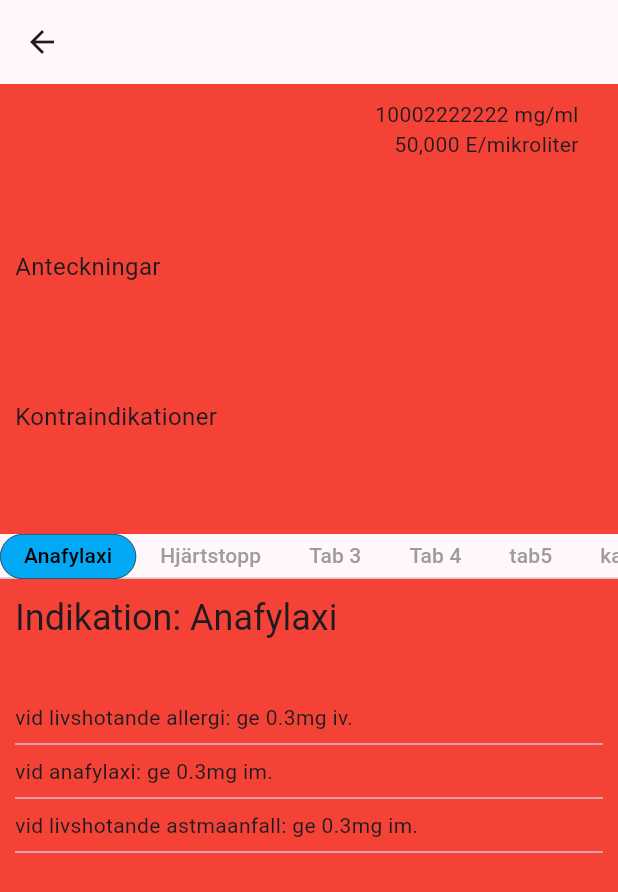
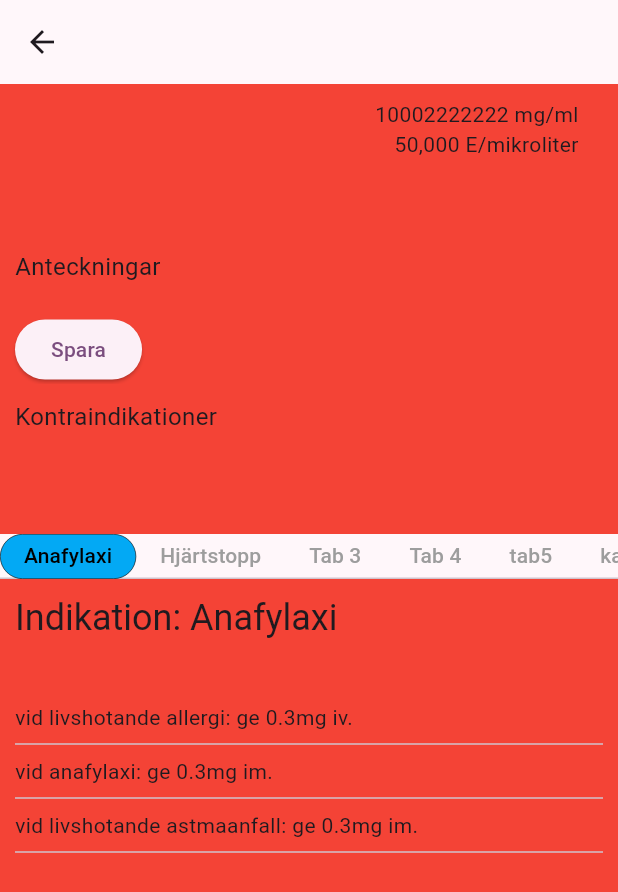
Before and after one commit to Dyu5mp8/hane, a Flutter app: the MedicationDetailView screen opened directly with empty values, on a phone screen of 412 x 824 dp. Shown: the top 892 px of the screen. Run offline on Flutter 3.47's test engine with Material 3 defaults, Android fonts, the phone set to English and light mode, and no system bars; our stand-ins replace cloud_firestore, firebase_core, google_fonts; missing offline and left inert: dart:ffi; accounts and stored records are empty.

Commit message:
Add provider dependency and update Medication class

```diff
--- a/lib/Views/medication_view/medication_detail_view/medication_detail_view.dart
+++ b/lib/Views/medication_view/medication_detail_view/medication_detail_view.dart
@@ -3,8 +3,7 @@ import 'package:flutter/material.dart';
 import 'package:hane/Views/medication_view/medication_detail_view/indicationBox.dart';
 import 'package:hane/Views/medication_view/medication_detail_view/indication_tab.dart';
 import 'package:hane/Views/medication_view/medication_detail_view/overviewBox.dart';
-
-
+import 'package:provider/provider.dart';
 class MedicationDetailView extends StatelessWidget {
   final Medication medication;
 
@@ -12,28 +11,24 @@ class MedicationDetailView extends StatelessWidget {
 
 
 
+
+
   @override
   Widget build(BuildContext context) {
-    print(medication.concentration);
-    print(medication.contraindication);
-
-    return Scaffold(
+     return ChangeNotifierProvider<Medication>.value(
+      value: medication,
+      child: Scaffold(
         appBar: AppBar(
-        title: Text(medication.name!),
+          title: Text(medication.name ?? 'Medication Details'),
         ),
         body: Column(
           children: <Widget>[
-          OverviewBox(
-            titleText: medication.name!,
-            categoryText: medication.category,
-            concentrationTextList: medication.concentration,
-            contraindicationText: medication.contraindication,
-            noteText: medication.notes),
+            OverviewBox(),
             IndicationTab(),
             IndicationBox(),
           ],
-      )
+        ),
+      ),
     );
   }
-
 }
--- a/lib/Views/medication_view/medication_detail_view/overviewBox.dart
+++ b/lib/Views/medication_view/medication_detail_view/overviewBox.dart
@@ -2,26 +2,13 @@ import 'dart:ffi';
 
 import 'package:flutter/material.dart';
 import 'package:hane/models/medication/medication.dart';
+import 'package:provider/provider.dart';
 
 class OverviewBox extends StatelessWidget {
 
-  final String titleText;
-  final String? categoryText;
-  final List<String>? concentrationTextList;
-  final String? contraindicationText;
-  final String? noteText;
 
-  OverviewBox({
-    super.key,
-    required this.titleText,
-    this.categoryText,
-    this.concentrationTextList,
-    this.contraindicationText,
-    this.noteText
+  Widget basicInfoRow(BuildContext context, Medication medication) {
 
-  });
-
-  Widget basicInfoRow(BuildContext context) {
         return Container(
           height: 100,
           width: MediaQuery.of(context).size.width,
@@ -34,8 +21,8 @@ class OverviewBox extends StatelessWidget {
                 child: Column(
                   crossAxisAlignment: CrossAxisAlignment.start,
                   children: [
-              Text(titleText, style: Theme.of(context).textTheme.headlineLarge),
-              if (categoryText != null) Text(categoryText as String)
+                  Text(medication.name!, style: Theme.of(context).textTheme.headlineLarge),
+                  if (medication.category != null) Text(medication.category!)
 
                 ],),
               ),
@@ -56,7 +43,9 @@ class OverviewBox extends StatelessWidget {
 
 
 
-  Widget contraindicationRow(BuildContext context) {
+
+
+  Widget contraindicationRow(BuildContext context,Medication medication) {
 
       return Container(
         height: 100,
@@ -69,16 +58,16 @@ class OverviewBox extends StatelessWidget {
 
           children: [
           Text("Kontraindikationer", style: TextStyle(fontSize: 16),),
-      contraindicationText != null ? Text(contraindicationText!) : Text('Ingen angedd kontraindikation')
+          medication.contraindication != null ? Text(medication.contraindication!) : Text('Ingen angedd kontraindikation')
         ],)
       );
     }
 
 
 
-  Widget noteRow(BuildContext context) {
-    return
-  Container(
+  Widget noteRow(BuildContext context, Medication medication) {
+
+        return Container(
           height: 100,
           width: MediaQuery.of(context).size.width,
           color: Colors.red,
@@ -89,26 +78,32 @@ class OverviewBox extends StatelessWidget {
 
             children: [
             Text('Anteckningar', style: TextStyle(fontSize: 16),),
-        noteText != null ? Text(noteText!) : Text("")
+            medication.notes != null ? Text(medication.notes!) : Text(""),
+
+              ElevatedButton(onPressed: (){ medication.notes = "hejhej";}, child: Text("Spara"))
+              ,
+
 
           ],)
         );
       }
-
-
   @override
 Widget build(BuildContext context) {
+
+    return Consumer<Medication>(
+      builder: (context, medication, child) {
         return Container(
-      height: 300,
-      width: MediaQuery.of(context).size.width,
-      color: Colors.red,
+          color: Colors.white, // Assuming a more neutral background for the whole box
           child: Column(
             children: [
-        basicInfoRow(context),
-        noteRow(context),
-        contraindicationRow(context)
-        ]
-    )
+              basicInfoRow(context, medication),
+              noteRow(context, medication),
+              contraindicationRow(context, medication)
+            ],
+          ),
         );
+      },
+    );
+
 }
 }
--- a/lib/Views/medication_view/medication_list_row.dart
+++ b/lib/Views/medication_view/medication_list_row.dart
@@ -1,6 +1,7 @@
 import 'package:flutter/material.dart';
 import 'package:hane/models/medication/medication.dart';
 import 'package:hane/Views/medication_view/medication_detail_view/medication_detail_view.dart';
+import 'package:provider/provider.dart';
 
 class MedicationListRow extends StatelessWidget {
   final Medication _medication;
@@ -34,8 +35,11 @@ class MedicationListRow extends StatelessWidget {
           Navigator.push(
             context,
             MaterialPageRoute(
-              builder: (context) => MedicationDetailView(medication: _medication),
+              builder: (context) =>  ChangeNotifierProvider(
+      create: (context) => _medication,
+      child: MedicationDetailView(medication: _medication),
             ),
+          ),
           );
         }
       );
--- a/lib/models/medication/medication.dart
+++ b/lib/models/medication/medication.dart
@@ -1,13 +1,14 @@
+import 'package:flutter/material.dart';
 import 'package:hane/models/medication/indication.dart';
 
-class Medication {
-  final String? name;
+class Medication extends ChangeNotifier {
+  String? name;
   final String? category;
   final List<String>? concentration;
   final String? contraindication;
   final List<Indication>? adultIndications;
   final List<Indication>? pedIndications;
-  final String? notes;
+  String? notes;
 
   Medication({
     required this.name,
@@ -18,6 +19,16 @@ class Medication {
     this.pedIndications,
     this.notes,
   });
+
+  void setName(String name) {
+    this.name = name;
+    notifyListeners();
+  }
+
+  set notes(String notes) {
+    this.notes = notes;
+    notifyListeners();
+  }
 
   // Convert a Medication instance to a Map
   Map<String, dynamic> toJson() {
--- a/pubspec.yaml
+++ b/pubspec.yaml
@@ -38,6 +38,7 @@ dependencies:
   firebase_core: ^3.1.1
   cloud_firestore: ^5.0.2
   google_fonts: ^6.2.1
+  provider: ^6.1.2
 
 
 dev_dependencies:
```
Also changed, not shown: lib/Views/medication_view/medication_detail_view/tab.dart (added, +86 -0 lines), pubspec.lock. Lines whose indentation alone changed are shown as unchanged.
